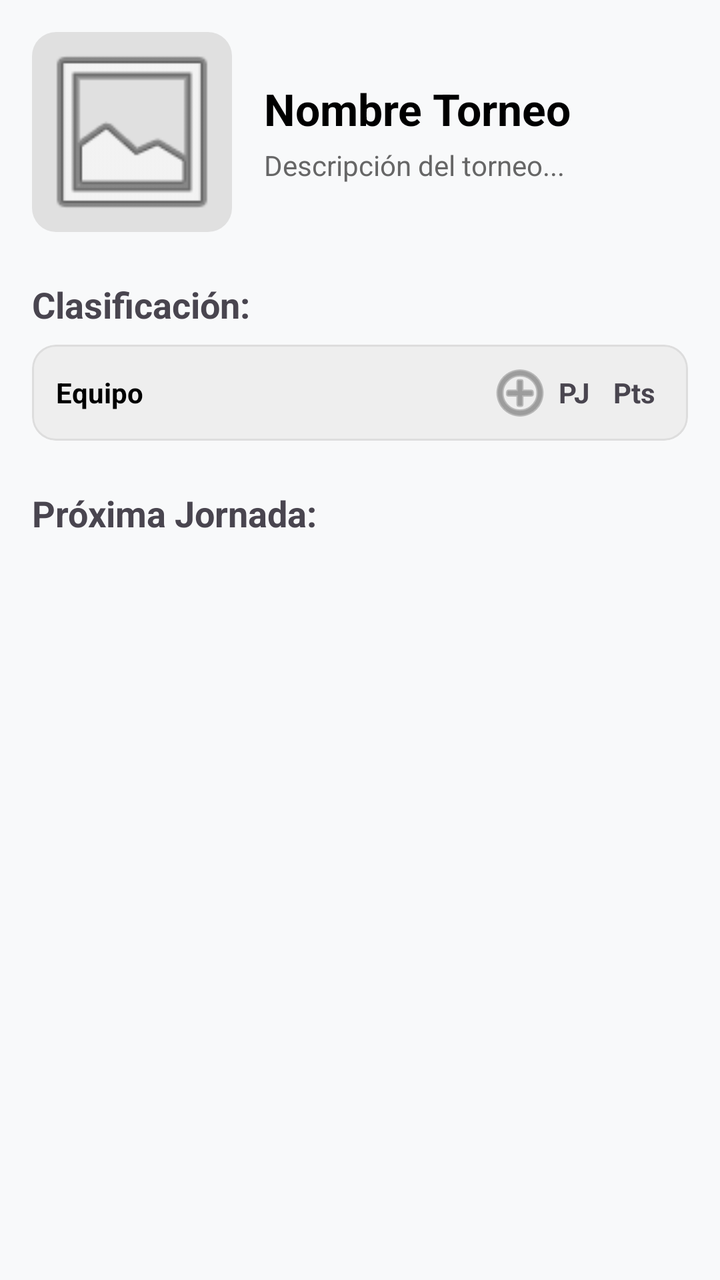
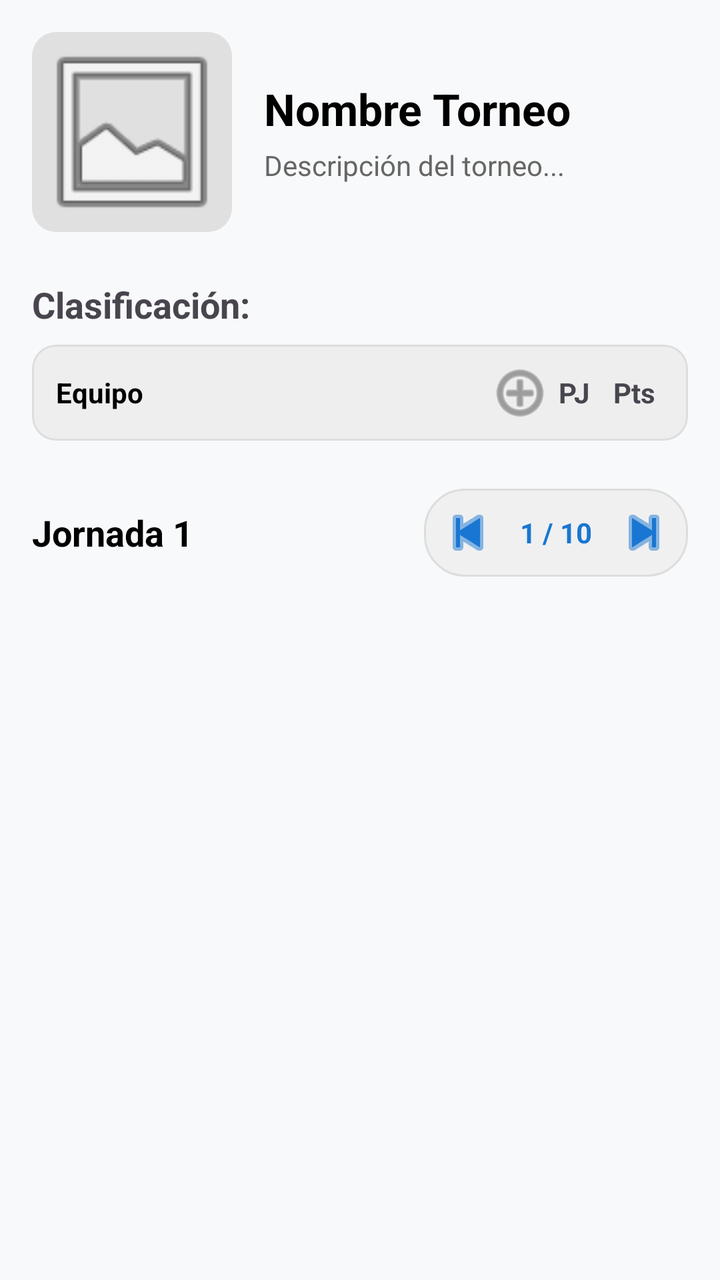

The first picture is an Android layout as it rendered before a commit; the second is the same layout after the commit. The layout source and the unified diff follow.
<!-- AndroidManifest.xml: application theme Theme.TournamentApp -->
<!-- res/layout/fragment_torneo_detalle.xml -->
<?xml version="1.0" encoding="utf-8"?>
<androidx.core.widget.NestedScrollView xmlns:android="http://schemas.android.com/apk/res/android"
    xmlns:app="http://schemas.android.com/apk/res-auto"
    android:layout_width="match_parent"
    android:layout_height="match_parent"
    android:background="#F8F9FA">

    <LinearLayout
        android:layout_width="match_parent"
        android:layout_height="wrap_content"
        android:orientation="vertical"
        android:padding="16dp">

        <LinearLayout
            android:layout_width="match_parent"
            android:layout_height="wrap_content"
            android:orientation="horizontal"
            android:gravity="center_vertical"
            android:layout_marginBottom="24dp">

            <com.google.android.material.imageview.ShapeableImageView
                android:id="@+id/ivDetalleTorneoLogo"
                android:layout_width="100dp"
                android:layout_height="100dp"
                android:scaleType="centerCrop"
                app:shapeAppearanceOverlay="@style/CornerRounded"
                android:src="@android:drawable/ic_menu_gallery"
                android:background="#E0E0E0" />

            <LinearLayout
                android:layout_width="match_parent"
                android:layout_height="wrap_content"
                android:orientation="vertical"
                android:layout_marginStart="16dp">

                <TextView
                    android:id="@+id/tvDetalleTorneoNombre"
                    android:layout_width="wrap_content"
                    android:layout_height="wrap_content"
                    android:text="Nombre Torneo"
                    android:textSize="22sp"
                    android:textStyle="bold"
                    android:textColor="@color/black" />

                <TextView
                    android:id="@+id/tvDetalleTorneoDesc"
                    android:layout_width="wrap_content"
                    android:layout_height="wrap_content"
                    android:text="Descripción del torneo..."
                    android:textSize="14sp"
                    android:textColor="#666666"
                    android:layout_marginTop="4dp" />
            </LinearLayout>
        </LinearLayout>
        <LinearLayout
            android:id="@+id/layoutAdminPanel"
            android:layout_width="match_parent"
            android:layout_height="wrap_content"
            android:orientation="vertical"
            android:visibility="gone"
            android:layout_marginBottom="24dp">

            <com.google.android.material.card.MaterialCardView
                android:layout_width="match_parent"
                android:layout_height="wrap_content"
                app:cardCornerRadius="8dp"
                app:cardBackgroundColor="#E3F2FD"
                app:strokeWidth="0dp"
                android:layout_marginBottom="12dp">

                <LinearLayout
                    android:layout_width="match_parent"
                    android:layout_height="wrap_content"
                    android:orientation="horizontal"
                    android:gravity="center_vertical"
                    android:padding="12dp">

                    <ImageView
                        android:layout_width="24dp"
                        android:layout_height="24dp"
                        android:src="@android:drawable/ic_secure"
                        app:tint="#1976D2" />

                    <TextView
                        android:layout_width="0dp"
                        android:layout_height="wrap_content"
                        android:layout_weight="1"
                        android:text="Código de Invitación:"
                        android:textColor="#1976D2"
                        android:layout_marginStart="8dp"/>

                    <TextView
                        android:id="@+id/tvAdminCodigo"
                        android:layout_width="wrap_content"
                        android:layout_height="wrap_content"
                        android:text="TRN-XXXX"
                        android:textStyle="bold"
                        android:textSize="18sp"
                        android:textColor="#1976D2" />
                </LinearLayout>
            </com.google.android.material.card.MaterialCardView>

            <com.google.android.material.button.MaterialButton
                android:id="@+id/btnGenerarCalendario"
                android:layout_width="match_parent"
                android:layout_height="60dp"
                android:text="GENERAR CALENDARIO DE PARTIDOS"
                app:icon="@android:drawable/ic_menu_today"
                app:backgroundTint="#FF9800" />

            <com.google.android.material.button.MaterialButton
                android:id="@+id/btnFinalizarTorneo"
                style="@style/Widget.MaterialComponents.Button.OutlinedButton"
                android:layout_width="match_parent"
                android:layout_height="wrap_content"
                android:text="FINALIZAR TORNEO Y ENTREGAR PREMIOS"
                android:textColor="#4CAF50"
                app:strokeColor="#4CAF50"
                android:layout_marginTop="8dp"
                app:icon="@android:drawable/ic_menu_agenda"
                app:iconTint="#4CAF50" />

            <com.google.android.material.button.MaterialButton
                android:id="@+id/btnEliminarTorneo"
                style="@style/Widget.MaterialComponents.Button.TextButton"
                android:layout_width="match_parent"
                android:layout_height="wrap_content"
                android:text="ELIMINAR ESTE TORNEO"
                android:textColor="#D32F2F"
                android:layout_marginTop="8dp"
                app:icon="@android:drawable/ic_menu_delete"
                app:iconTint="#D32F2F" />
        </LinearLayout>

        <TextView
            android:id="@+id/tvTorneoFinalizado"
            android:layout_width="wrap_content"
            android:layout_height="wrap_content"
            android:text="Torneo Finalizado"
            android:layout_gravity="center"
            android:textSize="18sp"
            android:textStyle="bold"
            android:visibility="gone"
            android:layout_marginBottom="8dp" />

        <TextView
            android:layout_width="wrap_content"
            android:layout_height="wrap_content"
            android:text="Clasificación:"
            android:textSize="18sp"
            android:textStyle="bold"
            android:layout_marginBottom="8dp" />

        <com.google.android.material.card.MaterialCardView
            android:layout_width="match_parent"
            android:layout_height="wrap_content"
            app:cardCornerRadius="12dp"
            app:cardElevation="0dp"
            app:strokeWidth="1dp"
            app:strokeColor="#DDDDDD">

            <LinearLayout
                android:layout_width="match_parent"
                android:layout_height="wrap_content"
                android:orientation="vertical">

                <LinearLayout
                    android:layout_width="match_parent"
                    android:layout_height="wrap_content"
                    android:orientation="horizontal"
                    android:padding="12dp"
                    android:gravity="center_vertical"
                    android:background="#EEEEEE">

                    <TextView
                        android:layout_width="0dp"
                        android:layout_height="wrap_content"
                        android:layout_weight="1"
                        android:text="Equipo"
                        android:textStyle="bold"
                        android:textColor="@color/black"/>
                    <ImageButton
                        android:id="@+id/btnToggleStats"
                        android:layout_width="24dp"
                        android:layout_height="24dp"
                        android:layout_marginStart="8dp"
                        android:background="?attr/selectableItemBackgroundBorderless"
                        android:src="@android:drawable/ic_menu_add"
                        app:tint="#666666" />

                    <LinearLayout
                        android:id="@+id/headerDetalle"
                        android:layout_width="wrap_content"
                        android:layout_height="wrap_content"
                        android:orientation="horizontal"
                        android:visibility="gone">
                        <TextView android:layout_width="30dp" android:layout_height="wrap_content" android:text="G" android:gravity="center" android:textStyle="bold"/>
                        <TextView android:layout_width="30dp" android:layout_height="wrap_content" android:text="E" android:gravity="center" android:textStyle="bold"/>
                        <TextView android:layout_width="30dp" android:layout_height="wrap_content" android:text="P" android:gravity="center" android:textStyle="bold"/>
                        <TextView android:layout_width="30dp" android:layout_height="wrap_content" android:text="GF" android:gravity="center" android:textStyle="bold"/>
                        <TextView android:layout_width="30dp" android:layout_height="wrap_content" android:text="GC" android:gravity="center" android:textStyle="bold"/>
                    </LinearLayout>


                    <TextView android:layout_width="30dp" android:layout_height="wrap_content" android:text="PJ" android:gravity="center" android:textStyle="bold"/>
                    <TextView android:layout_width="30dp" android:layout_height="wrap_content" android:text="Pts" android:gravity="center" android:textStyle="bold"/>


                </LinearLayout>

                <androidx.recyclerview.widget.RecyclerView
                    android:id="@+id/rvClasificacion"
                    android:layout_width="match_parent"
                    android:layout_height="wrap_content"
                    android:nestedScrollingEnabled="false" />
            </LinearLayout>
        </com.google.android.material.card.MaterialCardView>

        <TextView
            android:id="@+id/tvTituloJornada"
            android:layout_width="wrap_content"
            android:layout_height="wrap_content"
            android:text="Próxima Jornada:"
            android:textSize="18sp"
            android:textStyle="bold"
            android:layout_marginTop="24dp"
            android:layout_marginBottom="8dp" />

        <androidx.recyclerview.widget.RecyclerView
            android:id="@+id/rvPartidosJornada"
            android:layout_width="match_parent"
            android:layout_height="wrap_content"
            android:nestedScrollingEnabled="false" />

    </LinearLayout>
</androidx.core.widget.NestedScrollView>
<!-- resources referenced by this layout -->
<resources>
  <color name="black">#FF000000</color>
  <style name="CornerRounded">
          <item name="cornerFamily">rounded</item>
          <item name="cornerSize">12dp</item>
      </style>
  <style name="Theme.TournamentApp" parent="Base.Theme.TournamentApp" />
  <style name="Base.Theme.TournamentApp" parent="Theme.Material3.DayNight.NoActionBar">
          
          
      </style>
</resources>

<!-- the commit's change to res/layout/fragment_torneo_detalle.xml (unified diff, before → after) -->
@@ -216,15 +216,58 @@
             </LinearLayout>
         </com.google.android.material.card.MaterialCardView>
 
-        <TextView
-            android:id="@+id/tvTituloJornada"
-            android:layout_width="wrap_content"
-            android:layout_height="wrap_content"
-            android:text="Próxima Jornada:"
-            android:textSize="18sp"
-            android:textStyle="bold"
+        <LinearLayout
+            android:layout_width="match_parent"
+            android:layout_height="wrap_content"
+            android:orientation="horizontal"
+            android:gravity="center_vertical"
             android:layout_marginTop="24dp"
-            android:layout_marginBottom="8dp" />
+            android:layout_marginBottom="8dp">
+
+            <TextView
+                android:id="@+id/tvTituloJornada"
+                android:layout_width="0dp"
+                android:layout_height="wrap_content"
+                android:layout_weight="1"
+                android:text="Jornada 1"
+                android:textSize="18sp"
+                android:textStyle="bold"
+                android:textColor="@color/black" />
+
+            <LinearLayout
+                android:layout_width="wrap_content"
+                android:layout_height="wrap_content"
+                android:orientation="horizontal"
+                android:gravity="center_vertical"
+                android:background="@drawable/bg_selector_jornada"
+                android:padding="4dp">
+
+                <ImageButton
+                    android:id="@+id/btnJornadaAnterior"
+                    android:layout_width="36dp"
+                    android:layout_height="36dp"
+                    android:src="@android:drawable/ic_media_previous"
+                    android:background="?attr/selectableItemBackgroundBorderless"
+                    app:tint="#1976D2" />
+
+                <TextView
+                    android:id="@+id/tvContadorJornada"
+                    android:layout_width="wrap_content"
+                    android:layout_height="wrap_content"
+                    android:text="1 / 10"
+                    android:layout_marginHorizontal="8dp"
+                    android:textStyle="bold"
+                    android:textColor="#1976D2" />
+
+                <ImageButton
+                    android:id="@+id/btnJornadaSiguiente"
+                    android:layout_width="36dp"
+                    android:layout_height="36dp"
+                    android:src="@android:drawable/ic_media_next"
+                    android:background="?attr/selectableItemBackgroundBorderless"
+                    app:tint="#1976D2" />
+            </LinearLayout>
+        </LinearLayout>
 
         <androidx.recyclerview.widget.RecyclerView
             android:id="@+id/rvPartidosJornada"
<!-- resource entries referenced after the edit -->
@@ -1,6 +1,17 @@
 <!-- resources referenced by this layout -->
 <resources>
   <color name="black">#FF000000</color>
+  <!-- drawable bg_selector_jornada (drawable) -->
+  <?xml version="1.0" encoding="utf-8"?>
+  <shape xmlns:android="http://schemas.android.com/apk/res/android">
+      <solid android:color="#F0F0F0" />
+  
+      <stroke
+          android:width="1dp"
+          android:color="#DDDDDD" />
+  
+      <corners android:radius="20dp" />
+  </shape>
   <style name="CornerRounded">
           <item name="cornerFamily">rounded</item>
           <item name="cornerSize">12dp</item>
